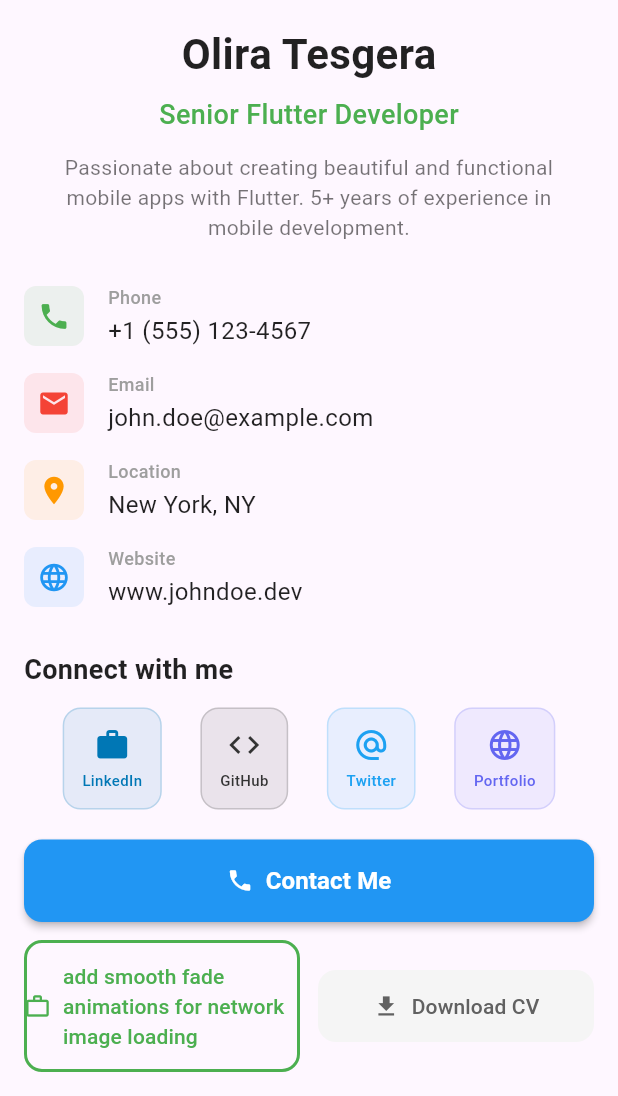
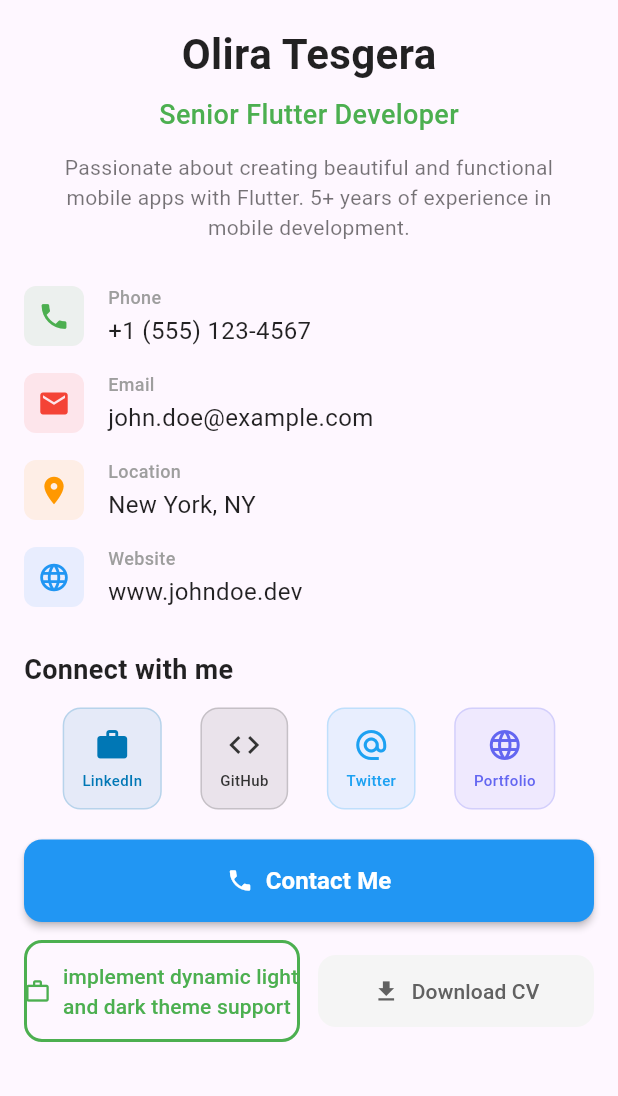
Before and after one commit to Olira1/Flutter, a Flutter app: the screen it shows after launch, scrolled down 99 dp, on a phone screen of 412 x 824 dp, the part 140-1236 px from its top. Run offline on Flutter 3.47's test engine with Material 3 defaults, Android fonts, the phone set to English and light mode, and no system bars; network calls fail.

Commit message:
implement dynamic light and dark theme support

```diff
--- a/Phase 2_Flutter_Fundamentals/hello_flutter/lib/widgets/action_buttons_section.dart
+++ b/Phase 2_Flutter_Fundamentals/hello_flutter/lib/widgets/action_buttons_section.dart
@@ -43,7 +43,7 @@ class ActionButtonsSection extends StatelessWidget {
                 onPressed: () => _handleHirePress(context),
                 icon: const Icon(Icons.work_outline),
                 label: const Text(
-                  'add smooth fade animations for network image loading',
+                  'implement dynamic light and dark theme support',
                   style: TextStyle(fontWeight: FontWeight.w500),
                 ),
                 style: OutlinedButton.styleFrom(
```
